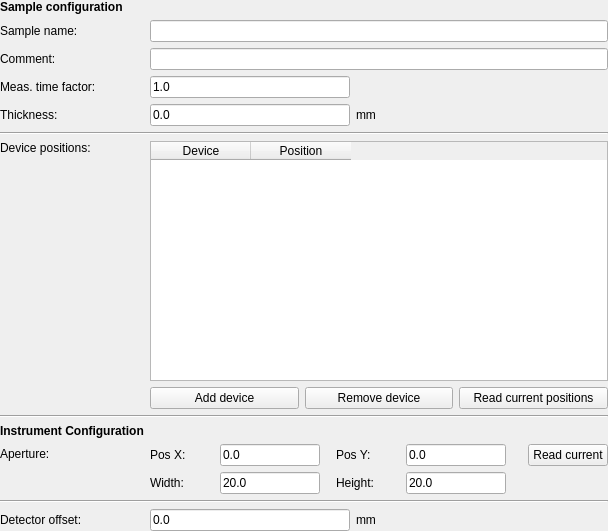
The window that nicos_ess/loki/gui/ui_files/sampleconf_summary.ui (mlz-ictrl/nicos) describes before a commit, drawn with Qt 5.
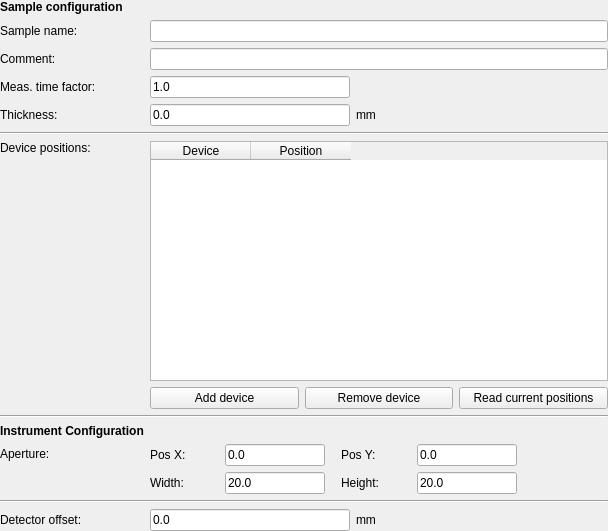
The same window after the commit.

Commit message: Remove read-current from aperture

The edit to the form file:
```diff
--- a/nicos_ess/loki/gui/ui_files/sampleconf_summary.ui
+++ b/nicos_ess/loki/gui/ui_files/sampleconf_summary.ui
@@ -150,16 +150,6 @@
          </property>
         </spacer>
        </item>
-       <item row="0" column="6">
-        <widget class="QPushButton" name="readApBtn">
-         <property name="focusPolicy">
-          <enum>Qt::StrongFocus</enum>
-         </property>
-         <property name="text">
-          <string>Read current</string>
-         </property>
-        </widget>
-       </item>
        <item row="0" column="5">
         <spacer name="horizontalSpacer_3">
          <property name="orientation">
```
The commit also changes 2 other files.
